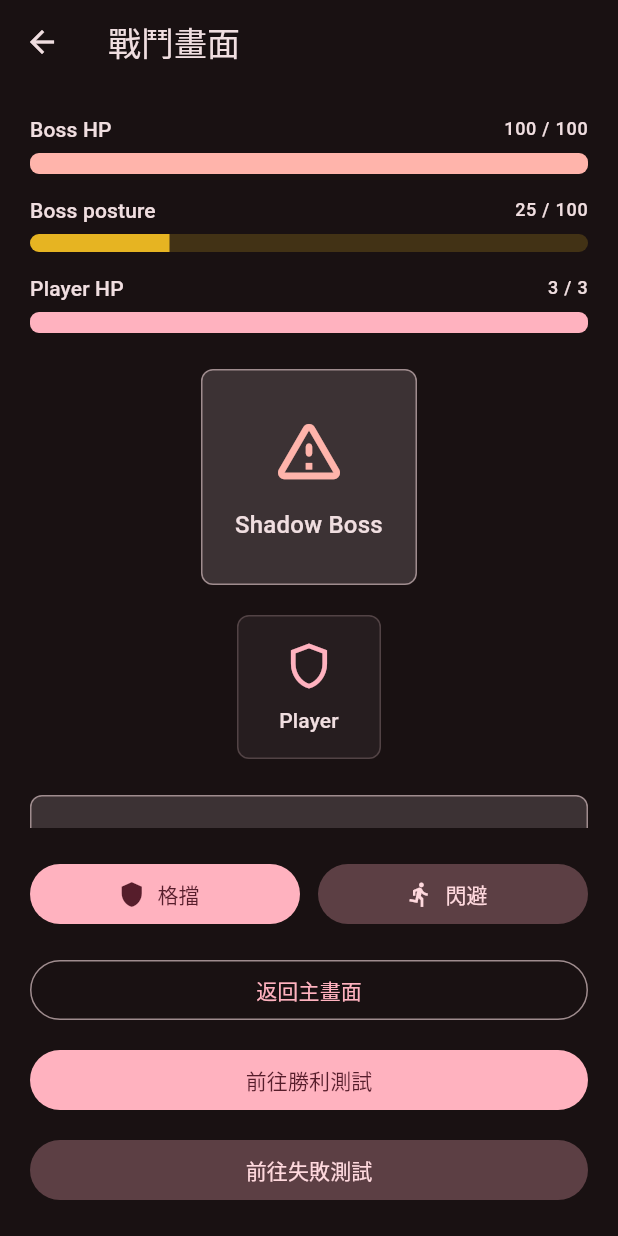
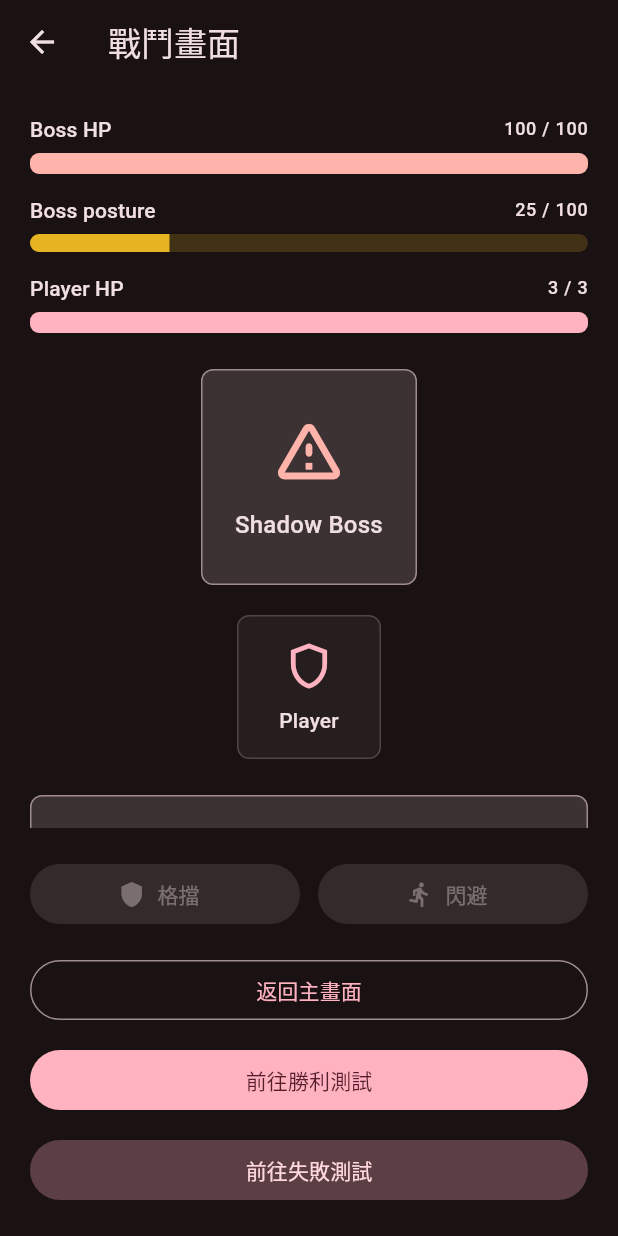
Before and after one commit to 94SungLA/flutter_shadow_parry, a Flutter app: the BattleScreen screen opened directly, after a tap on "格擋", on a phone screen of 412 x 824 dp. Run offline on Flutter 3.47's test engine with Material 3 defaults, Android fonts, the light colour scheme and no system bars.

Commit message:
Improve battle feedback and attack prompts

```diff
--- a/lib/game/battle_controller.dart
+++ b/lib/game/battle_controller.dart
@@ -89,23 +89,27 @@
     _reactionTimer?.cancel();
 
     if (attack.type == playerAction) {
-      _handleSuccessfulResponse();
+      _handleSuccessfulResponse(attack.type);
     } else {
-      _damagePlayer('反應錯誤，Player HP -1');
+      _damagePlayer('判斷錯誤！受到傷害');
     }
   }
 
-  void _handleSuccessfulResponse() {
+  void _handleSuccessfulResponse(AttackType attackType) {
     final nextPosture = (_state.bossPosture + 25).clamp(
       0,
       _state.maxBossPosture,
     );
     final isExecutionReady = nextPosture >= _state.maxBossPosture;
+    final successMessage = switch (attackType) {
+      AttackType.slash => '鏘！完美格擋',
+      AttackType.perilous => '閃過危攻擊',
+    };
 
     _state = _state.copyWith(
       bossPosture: nextPosture,
       clearCurrentAttack: true,
-      message: isExecutionReady ? 'Boss 架勢已崩解，可以處決' : '反應成功',
+      message: isExecutionReady ? '架勢崩解！可以處決' : successMessage,
     );
 
     if (isExecutionReady) {
@@ -120,7 +124,7 @@
       return;
     }
 
-    _damagePlayer('未及時反應，Player HP -1');
+    _damagePlayer('反應太慢！受到傷害');
   }
 
   void _damagePlayer(String message) {
@@ -130,7 +134,7 @@
     _state = _state.copyWith(
       playerHp: nextPlayerHp,
       clearCurrentAttack: true,
-      message: isDefeated ? '玩家 HP 歸零' : message,
+      message: message,
     );
 
     if (isDefeated) {
--- a/lib/screens/battle_screen.dart
+++ b/lib/screens/battle_screen.dart
@@ -2,6 +2,7 @@
 
 import '../game/battle_controller.dart';
 import '../game/battle_state.dart';
+import '../models/attack_type.dart';
 import '../widgets/boss_panel.dart';
 import '../widgets/player_action_panel.dart';
 import '../widgets/posture_bar.dart';
@@ -123,7 +124,7 @@
 
   @override
   Widget build(BuildContext context) {
-    final attackMessage = state.currentAttack?.warningText ?? state.message;
+    final canRespond = state.currentAttack != null && !state.isExecutionReady;
 
     return Padding(
       padding: const EdgeInsets.all(20),
@@ -155,18 +156,12 @@
                   children: [
                     const BossPanel(),
                     const SizedBox(height: 24),
-                    Container(
-                      padding: const EdgeInsets.all(16),
-                      decoration: BoxDecoration(
-                        border: Border.all(color: colorScheme.outline),
-                        borderRadius: BorderRadius.circular(8),
-                        color: colorScheme.surfaceContainerHighest,
-                      ),
-                      child: Text(
-                        attackMessage,
-                        textAlign: TextAlign.center,
-                        style: Theme.of(context).textTheme.titleMedium,
-                      ),
+                    _AttackPrompt(state: state, colorScheme: colorScheme),
+                    const SizedBox(height: 12),
+                    Text(
+                      state.message,
+                      textAlign: TextAlign.center,
+                      style: Theme.of(context).textTheme.bodyLarge,
                     ),
                   ],
                 ),
@@ -175,14 +170,31 @@
           ),
           const SizedBox(height: 20),
           if (state.isExecutionReady) ...[
-            FilledButton.icon(
+            FilledButton(
               onPressed: onExecute,
-              icon: const Icon(Icons.flash_on),
-              label: const Text('處決'),
+              style: FilledButton.styleFrom(
+                backgroundColor: colorScheme.error,
+                foregroundColor: colorScheme.onError,
+                minimumSize: const Size.fromHeight(52),
+                textStyle: Theme.of(
+                  context,
+                ).textTheme.titleMedium?.copyWith(fontWeight: FontWeight.bold),
+              ),
+              child: const Row(
+                mainAxisAlignment: MainAxisAlignment.center,
+                children: [
+                  Icon(Icons.flash_on),
+                  SizedBox(width: 8),
+                  Text('處決'),
+                ],
+              ),
             ),
             const SizedBox(height: 12),
           ],
-          PlayerActionPanel(onParry: onParry, onDodge: onDodge),
+          PlayerActionPanel(
+            onParry: canRespond ? onParry : null,
+            onDodge: canRespond ? onDodge : null,
+          ),
           const SizedBox(height: 16),
           OutlinedButton(onPressed: onBackToTitle, child: const Text('返回主畫面')),
           const SizedBox(height: 12),
@@ -197,3 +209,73 @@
     );
   }
 }
+
+class _AttackPrompt extends StatelessWidget {
+  const _AttackPrompt({required this.state, required this.colorScheme});
+
+  final BattleState state;
+  final ColorScheme colorScheme;
+
+  @override
+  Widget build(BuildContext context) {
+    final attack = state.currentAttack;
+    final isPerilous = attack?.type == AttackType.perilous;
+    final isSlash = attack?.type == AttackType.slash;
+    final backgroundColor = isPerilous
+        ? colorScheme.errorContainer
+        : isSlash
+        ? colorScheme.primaryContainer
+        : colorScheme.surfaceContainerHighest;
+    final foregroundColor = isPerilous
+        ? colorScheme.onErrorContainer
+        : isSlash
+        ? colorScheme.onPrimaryContainer
+        : colorScheme.onSurfaceVariant;
+
+    return Container(
+      padding: const EdgeInsets.all(16),
+      decoration: BoxDecoration(
+        border: Border.all(
+          color: isPerilous ? colorScheme.error : colorScheme.outline,
+          width: isPerilous ? 2 : 1,
+        ),
+        borderRadius: BorderRadius.circular(8),
+        color: backgroundColor,
+      ),
+      child: Row(
+        mainAxisAlignment: MainAxisAlignment.center,
+        children: [
+          if (isPerilous) ...[
+            Container(
+              width: 36,
+              height: 36,
+              alignment: Alignment.center,
+              decoration: BoxDecoration(
+                color: colorScheme.error,
+                borderRadius: BorderRadius.circular(4),
+              ),
+              child: Text(
+                '危',
+                style: Theme.of(context).textTheme.titleLarge?.copyWith(
+                  color: colorScheme.onError,
+                  fontWeight: FontWeight.bold,
+                ),
+              ),
+            ),
+            const SizedBox(width: 12),
+          ],
+          Flexible(
+            child: Text(
+              attack?.warningText ?? '等待 Boss 出招',
+              textAlign: TextAlign.center,
+              style: Theme.of(context).textTheme.titleMedium?.copyWith(
+                color: foregroundColor,
+                fontWeight: isPerilous || isSlash ? FontWeight.bold : null,
+              ),
+            ),
+          ),
+        ],
+      ),
+    );
+  }
+}
--- a/lib/widgets/player_action_panel.dart
+++ b/lib/widgets/player_action_panel.dart
@@ -1,14 +1,10 @@
 import 'package:flutter/material.dart';
 
 class PlayerActionPanel extends StatelessWidget {
-  const PlayerActionPanel({
-    super.key,
-    required this.onParry,
-    required this.onDodge,
-  });
+  const PlayerActionPanel({super.key, this.onParry, this.onDodge});
 
-  final VoidCallback onParry;
-  final VoidCallback onDodge;
+  final VoidCallback? onParry;
+  final VoidCallback? onDodge;
 
   @override
   Widget build(BuildContext context) {
```
